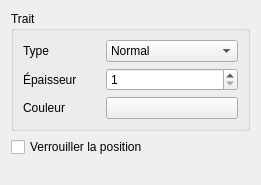
Qt form sources/ui/shapegraphicsitempropertieswidget.ui (qelectrotech/qelectrotech-source-mirror) before a commit.
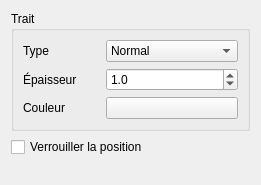
The same form after that commit.

Commit message: Restore m_size_dsb setRange values

What changed in the file:
```diff
--- a/sources/ui/shapegraphicsitempropertieswidget.ui
+++ b/sources/ui/shapegraphicsitempropertieswidget.ui
@@ -74,13 +74,13 @@
          <enum>QAbstractSpinBox::CorrectToNearestValue</enum>
         </property>
         <property name="decimals">
-         <number>0</number>
+         <number>1</number>
         </property>
         <property name="minimum">
-         <double>1.000000000000000</double>
+         <double>0.200000000000000</double>
         </property>
         <property name="maximum">
-         <double>49.000000000000000</double>
+         <double>50.000000000000000</double>
         </property>
         <property name="singleStep">
          <double>1.000000000000000</double>
```
Left out of the diff: 2 changed lines with no effect on the pictures.
